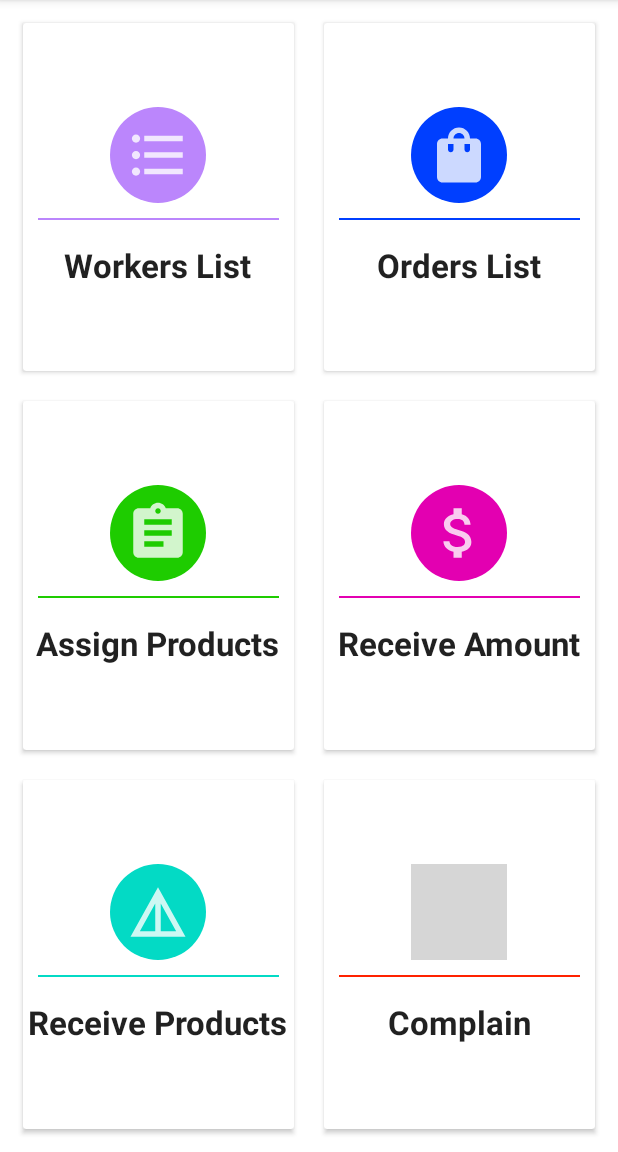
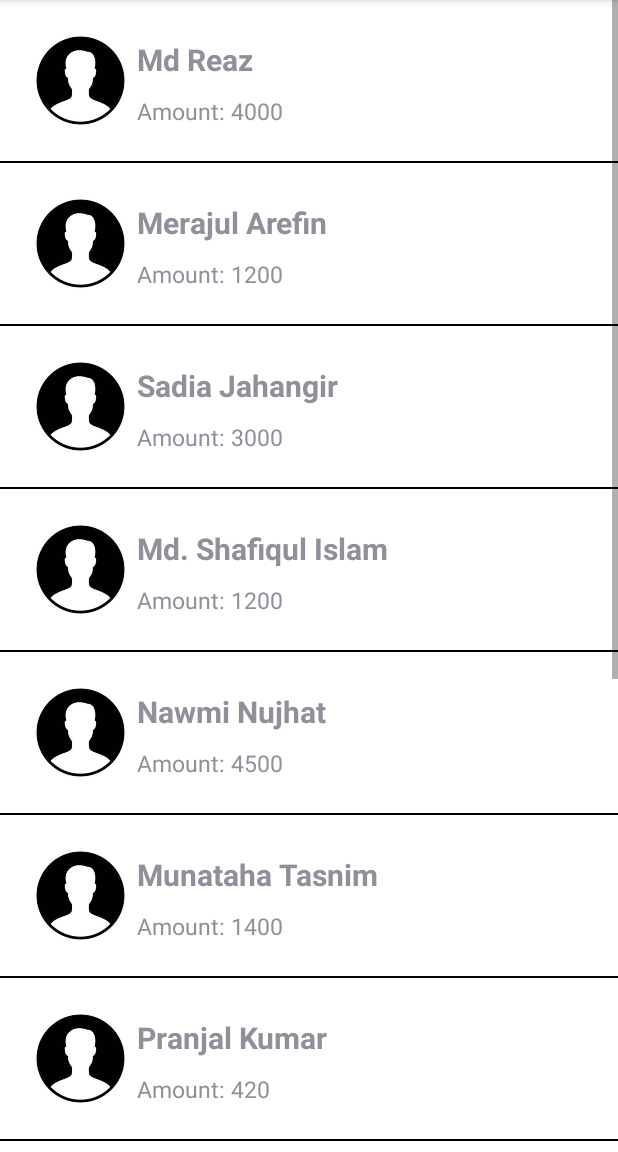
Before and after one commit to j0ker70/HackTheVerse_TeamTetragon, an Android app: the ManagerHomeActivity screen opened directly, with no data from a screen before it, after a tap on "Receive Amount", on a phone screen of 412 x 824 dp, the part 84-1236 px from its top. Run offline under Robolectric (Android 15) with nearby library versions, the phone set to English and light mode, and no system bars; grey boxes are pictures that could not be loaded.

Commit message:
receive transactions

```diff
--- a/SecureDelivery/app/src/main/AndroidManifest.xml
+++ b/SecureDelivery/app/src/main/AndroidManifest.xml
@@ -9,7 +9,8 @@
         android:roundIcon="@mipmap/ic_launcher_round"
         android:supportsRtl="true"
         android:theme="@style/Theme.SecureDelivery">
-        <activity android:name=".AssignProductsActivity"></activity>
+        <activity android:name=".ReceiveTransactionsActivity"></activity>
+        <activity android:name=".AssignProductsActivity" />
         <activity android:name=".OrdersListActivity" />
         <activity android:name=".WorkersListActivity" />
         <activity android:name=".CustomerHomeActivity" />
--- a/SecureDelivery/app/src/main/java/com/example/securedelivery/ManagerHomeActivity.java
+++ b/SecureDelivery/app/src/main/java/com/example/securedelivery/ManagerHomeActivity.java
@@ -28,7 +28,7 @@ public class ManagerHomeActivity extends AppCompatActivity {
     }
 
     public void receiveAmount(View view) {
-        Toast.makeText(ManagerHomeActivity.this, "I am here", Toast.LENGTH_SHORT).show();
+        startActivity(new Intent(ManagerHomeActivity.this, ReceiveTransactionsActivity.class));
     }
 
     public void receiveProduct(View view) {
--- /dev/null
+++ b/SecureDelivery/app/src/main/java/com/example/securedelivery/ReceiveTransactionsActivity.java
@@ -0,0 +1,71 @@
+package com.example.securedelivery;
+
+import androidx.annotation.NonNull;
+import androidx.annotation.Nullable;
+import androidx.appcompat.app.AppCompatActivity;
+
+import android.content.Context;
+import android.os.Bundle;
+import android.view.LayoutInflater;
+import android.view.View;
+import android.view.ViewGroup;
+import android.widget.ArrayAdapter;
+import android.widget.ListView;
+import android.widget.TextView;
+import android.widget.Toast;
+
+public class ReceiveTransactionsActivity extends AppCompatActivity {
+
+    @Override
+    protected void onCreate(Bundle savedInstanceState) {
+        super.onCreate(savedInstanceState);
+        setContentView(R.layout.activity_receive_transactions);
+
+        receiveTransactions();
+    }
+
+    private void receiveTransactions() {
+        ListView listView = findViewById(R.id.receiveTransactionListViewId);
+        String[] workerName = {"Md Reaz", "Merajul Arefin", "Sadia Jahangir",
+                                "Md. Shafiqul Islam", "Nawmi Nujhat", "Munataha Tasnim",
+                                "Pranjal Kumar", "Showmik Aziz", "Ashique Mohammad",
+                                "Nawmi Nujhat", "Munataha Tasnim", "Mohammad Badiuzzaman"};
+        int[] amount = {4000, 1200, 3000, 1200, 4500, 1400, 420, 1235, 12434, 1453, 1235, 9593};
+
+        CustomAdapter customAdapter = new CustomAdapter(ReceiveTransactionsActivity.this, workerName, amount);
+        listView.setAdapter(customAdapter);
+        listView.setOnItemClickListener((parent, view, position, id) -> {
+            Toast.makeText(ReceiveTransactionsActivity.this, workerName[position], Toast.LENGTH_SHORT).show();
+        });
+    }
+
+    class CustomAdapter extends ArrayAdapter<String> {
+        Context context;
+        String[] workerName;
+        int[] amount;
+
+        public CustomAdapter(Context context, String[] workerName, int[] amount) {
+            super(context, R.layout.receive_transaction_row, R.id.nameReceiveTransactionTextViewId, workerName);
+            this.context = context;
+            this.workerName = workerName;
+            this.amount = amount;
+        }
+
+        @NonNull
+        @Override
+        public View getView(int position, @Nullable View convertView, @NonNull ViewGroup parent) {
+            LayoutInflater layoutInflater = (LayoutInflater) getApplicationContext().
+                    getSystemService(Context.LAYOUT_INFLATER_SERVICE);
+
+            View view = layoutInflater.inflate(R.layout.receive_transaction_row, parent, false);
+
+            TextView workerNameTextView = view.findViewById(R.id.nameReceiveTransactionTextViewId);
+            TextView amountTextView = view.findViewById(R.id.amountReceiveTransactionTextViewId);
+
+            workerNameTextView.setText(workerName[position]);
+            amountTextView.setText("Amount: " + Integer.toString(amount[position]));
+
+            return view;
+        }
+    }
+}
--- /dev/null
+++ b/SecureDelivery/app/src/main/res/layout/activity_receive_transactions.xml
@@ -0,0 +1,17 @@
+<?xml version="1.0" encoding="utf-8"?>
+<LinearLayout xmlns:android="http://schemas.android.com/apk/res/android"
+    xmlns:app="http://schemas.android.com/apk/res-auto"
+    xmlns:tools="http://schemas.android.com/tools"
+    android:layout_width="match_parent"
+    android:layout_height="match_parent"
+    tools:context=".ReceiveTransactionsActivity">
+
+    <ListView
+        android:layout_width="match_parent"
+        android:layout_height="match_parent"
+        android:id="@+id/receiveTransactionListViewId"
+        android:divider="@color/black"
+        android:dividerHeight="1dp"
+        />
+
+</LinearLayout>
--- /dev/null
+++ b/SecureDelivery/app/src/main/res/layout/receive_transaction_row.xml
@@ -0,0 +1,39 @@
+<?xml version="1.0" encoding="utf-8"?>
+<LinearLayout
+    xmlns:android="http://schemas.android.com/apk/res/android"
+    android:layout_width="match_parent"
+    android:layout_height="match_parent"
+    android:padding="16dp"
+    >
+
+    <ImageView
+        android:layout_width="75dp"
+        android:layout_height="75dp"
+        android:src="@drawable/propic"
+        />
+
+    <LinearLayout
+        android:layout_width="match_parent"
+        android:layout_height="wrap_content"
+        android:orientation="vertical">
+
+        <TextView
+            android:id="@+id/nameReceiveTransactionTextViewId"
+            android:layout_width="match_parent"
+            android:layout_height="wrap_content"
+            android:text="Merajul Arefin Pial"
+            android:layout_marginBottom="10dp"
+            android:layout_marginTop="10dp"
+            android:textStyle="bold"
+            android:textSize="20sp"/>
+
+        <TextView
+            android:id="@+id/amountReceiveTransactionTextViewId"
+            android:layout_width="match_parent"
+            android:layout_height="wrap_content"
+            android:text="Amount"
+            android:textSize="15sp"/>
+
+    </LinearLayout>
+
+</LinearLayout>
```
